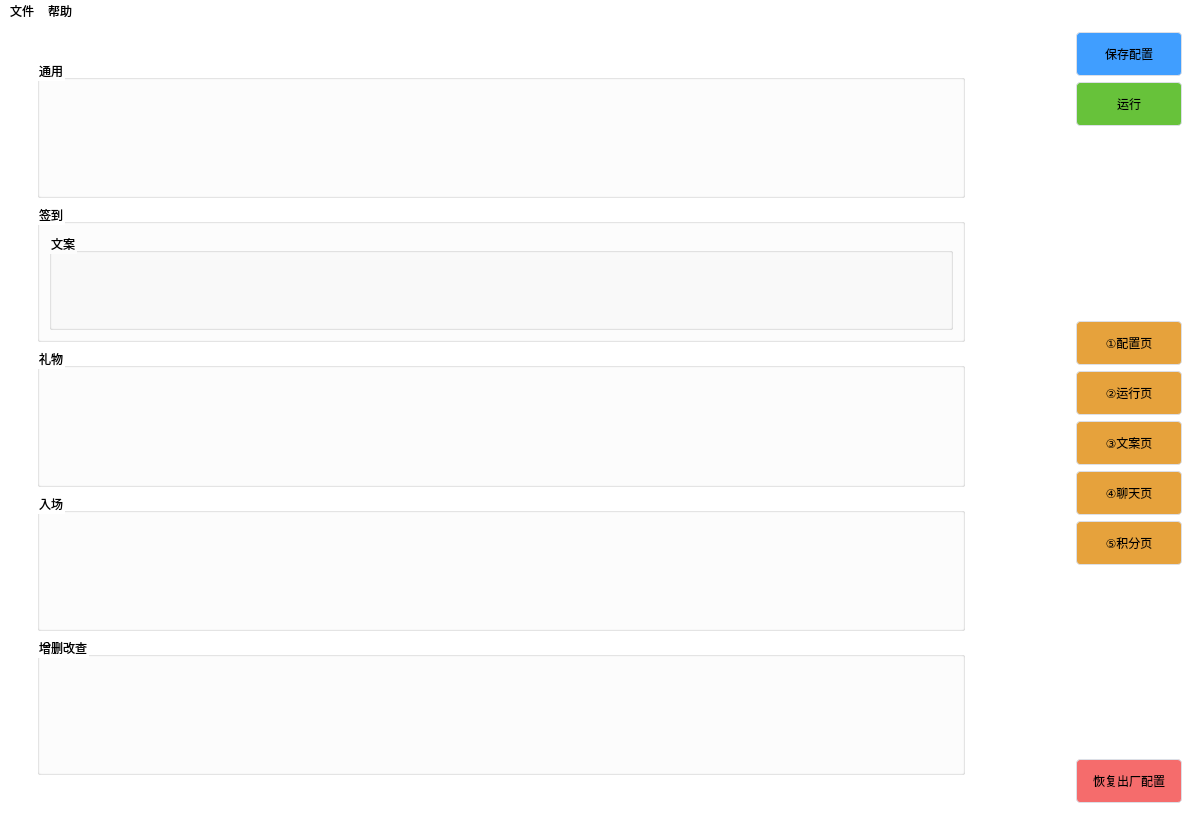
Old version of the form ui/main.ui in the repository volodymyrtuta/AI-Vtuber.
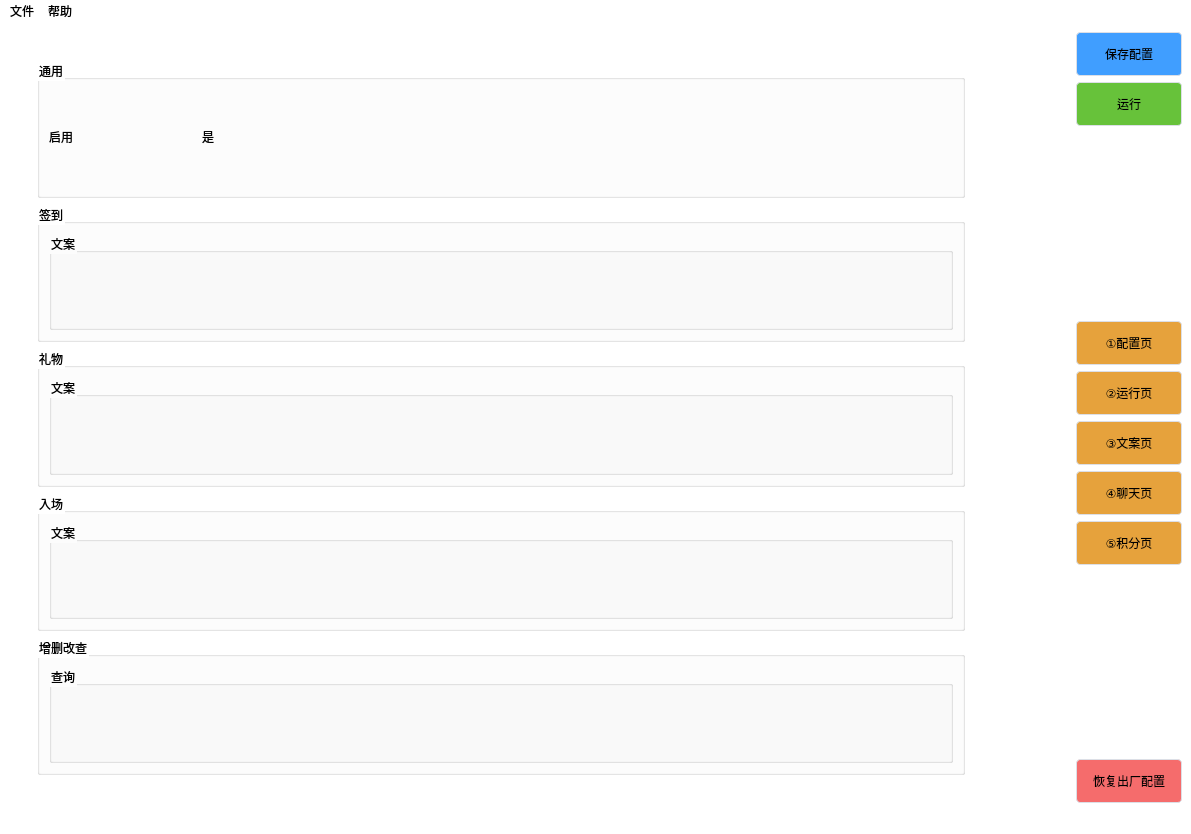
New version of the form. The open tabs and pages were chosen to show the change.

Commit message: 新增积分页的GUI实现，并且优化了UI部分动态加载数据的源码

```diff
--- a/ui/main.ui
+++ b/ui/main.ui
@@ -3886,6 +3886,18 @@
                   <item row="0" column="0">
                    <layout class="QGridLayout" name="gridLayout_integral_entrance"/>
                   </item>
+                  <item row="1" column="0">
+                   <widget class="QGroupBox" name="groupBox_integral_entrance_copywriting">
+                    <property name="title">
+                     <string>文案</string>
+                    </property>
+                    <layout class="QGridLayout" name="gridLayout_82">
+                     <item row="0" column="0">
+                      <layout class="QGridLayout" name="gridLayout_integral_entrance_copywriting"/>
+                     </item>
+                    </layout>
+                   </widget>
+                  </item>
                  </layout>
                 </widget>
                </item>
@@ -3922,6 +3934,18 @@
                   <item row="0" column="0">
                    <layout class="QGridLayout" name="gridLayout_integral_gift"/>
                   </item>
+                  <item row="1" column="0">
+                   <widget class="QGroupBox" name="groupBox_integral_gift_copywriting">
+                    <property name="title">
+                     <string>文案</string>
+                    </property>
+                    <layout class="QGridLayout" name="gridLayout_81">
+                     <item row="0" column="0">
+                      <layout class="QGridLayout" name="gridLayout_integral_gift_copywriting"/>
+                     </item>
+                    </layout>
+                   </widget>
+                  </item>
                  </layout>
                 </widget>
                </item>
@@ -3932,7 +3956,20 @@
                  </property>
                  <layout class="QGridLayout" name="gridLayout_86">
                   <item row="0" column="0">
-                   <layout class="QGridLayout" name="gridLayout_integral_curd"/>
+                   <layout class="QGridLayout" name="gridLayout_integral_crud">
+                    <item row="0" column="0">
+                     <widget class="QGroupBox" name="groupBox_integral_crud_query">
+                      <property name="title">
+                       <string>查询</string>
+                      </property>
+                      <layout class="QGridLayout" name="gridLayout_73">
+                       <item row="0" column="0">
+                        <layout class="QGridLayout" name="gridLayout_integral_crud_query"/>
+                       </item>
+                      </layout>
+                     </widget>
+                    </item>
+                   </layout>
                   </item>
                  </layout>
                 </widget>
@@ -3944,7 +3981,22 @@
                  </property>
                  <layout class="QGridLayout" name="gridLayout_79">
                   <item row="0" column="0">
-                   <layout class="QGridLayout" name="gridLayout_integral_common"/>
+                   <layout class="QGridLayout" name="gridLayout_integral_common" columnstretch="1,6">
+                    <item row="0" column="0">
+                     <widget class="QLabel" name="label_integral_common_enable">
+                      <property name="text">
+                       <string>启用</string>
+                      </property>
+                     </widget>
+                    </item>
+                    <item row="0" column="1">
+                     <widget class="QCheckBox" name="checkBox_integral_common_enable">
+                      <property name="text">
+                       <string>是</string>
+                      </property>
+                     </widget>
+                    </item>
+                   </layout>
                   </item>
                  </layout>
                 </widget>
```
Left out of the diff: 12 changed lines with no effect on the pictures. The commit also changes 2 other files.
